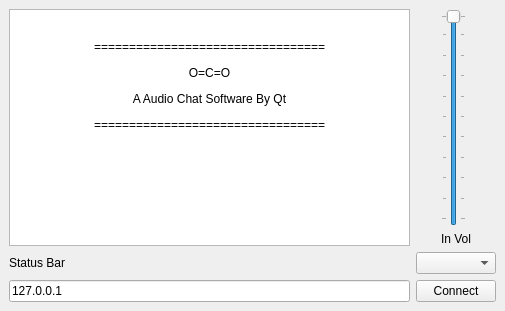
This is mainwindow.ui in haoxingxing/CO2 as Qt 5 draws it before an edit. The edited form follows.
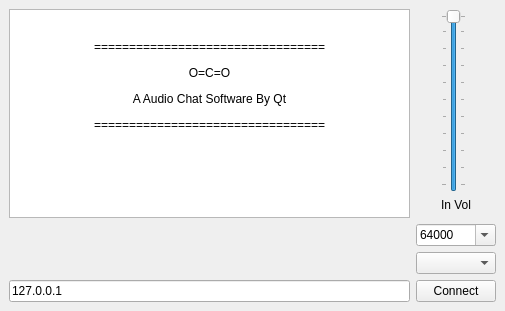
This is the edited form.

```diff
--- a/mainwindow.ui
+++ b/mainwindow.ui
@@ -22,25 +22,10 @@
       </property>
      </widget>
     </item>
-    <item row="0" column="0">
-     <widget class="QTextBrowser" name="textBrowser">
-      <property name="html">
-       <string>&lt;!DOCTYPE HTML PUBLIC &quot;-//W3C//DTD HTML 4.0//EN&quot; &quot;http://www.w3.org/TR/REC-html40/strict.dtd&quot;&gt;
-&lt;html&gt;&lt;head&gt;&lt;meta name=&quot;qrichtext&quot; content=&quot;1&quot; /&gt;&lt;style type=&quot;text/css&quot;&gt;
-p, li { white-space: pre-wrap; }
-&lt;/style&gt;&lt;/head&gt;&lt;body style=&quot; font-family:'SimSun'; font-size:9pt; font-weight:400; font-style:normal;&quot;&gt;
-&lt;p align=&quot;center&quot; style=&quot;-qt-paragraph-type:empty; margin-top:12px; margin-bottom:12px; margin-left:0px; margin-right:0px; -qt-block-indent:0; text-indent:0px;&quot;&gt;&lt;br /&gt;&lt;/p&gt;
-&lt;p align=&quot;center&quot; style=&quot; margin-top:12px; margin-bottom:12px; margin-left:0px; margin-right:0px; -qt-block-indent:0; text-indent:0px;&quot;&gt;=================================&lt;/p&gt;
-&lt;p align=&quot;center&quot; style=&quot; margin-top:12px; margin-bottom:12px; margin-left:0px; margin-right:0px; -qt-block-indent:0; text-indent:0px;&quot;&gt;O=C=O&lt;/p&gt;
-&lt;p align=&quot;center&quot; style=&quot; margin-top:12px; margin-bottom:12px; margin-left:0px; margin-right:0px; -qt-block-indent:0; text-indent:0px;&quot;&gt;A Audio Chat Software By Qt&lt;/p&gt;
-&lt;p align=&quot;center&quot; style=&quot; margin-top:12px; margin-bottom:12px; margin-left:0px; margin-right:0px; -qt-block-indent:0; text-indent:0px;&quot;&gt;=================================&lt;/p&gt;&lt;/body&gt;&lt;/html&gt;</string>
-      </property>
-     </widget>
-    </item>
     <item row="3" column="0">
      <widget class="QLabel" name="label">
       <property name="text">
-       <string>Status Bar</string>
+       <string/>
       </property>
      </widget>
     </item>
@@ -94,6 +79,68 @@
       </property>
      </widget>
     </item>
+    <item row="0" column="0" rowspan="2">
+     <widget class="QTextBrowser" name="textBrowser">
+      <property name="html">
+       <string>&lt;!DOCTYPE HTML PUBLIC &quot;-//W3C//DTD HTML 4.0//EN&quot; &quot;http://www.w3.org/TR/REC-html40/strict.dtd&quot;&gt;
+&lt;html&gt;&lt;head&gt;&lt;meta name=&quot;qrichtext&quot; content=&quot;1&quot; /&gt;&lt;style type=&quot;text/css&quot;&gt;
+p, li { white-space: pre-wrap; }
+&lt;/style&gt;&lt;/head&gt;&lt;body style=&quot; font-family:'SimSun'; font-size:9pt; font-weight:400; font-style:normal;&quot;&gt;
+&lt;p align=&quot;center&quot; style=&quot;-qt-paragraph-type:empty; margin-top:12px; margin-bottom:12px; margin-left:0px; margin-right:0px; -qt-block-indent:0; text-indent:0px;&quot;&gt;&lt;br /&gt;&lt;/p&gt;
+&lt;p align=&quot;center&quot; style=&quot; margin-top:12px; margin-bottom:12px; margin-left:0px; margin-right:0px; -qt-block-indent:0; text-indent:0px;&quot;&gt;=================================&lt;/p&gt;
+&lt;p align=&quot;center&quot; style=&quot; margin-top:12px; margin-bottom:12px; margin-left:0px; margin-right:0px; -qt-block-indent:0; text-indent:0px;&quot;&gt;O=C=O&lt;/p&gt;
+&lt;p align=&quot;center&quot; style=&quot; margin-top:12px; margin-bottom:12px; margin-left:0px; margin-right:0px; -qt-block-indent:0; text-indent:0px;&quot;&gt;A Audio Chat Software By Qt&lt;/p&gt;
+&lt;p align=&quot;center&quot; style=&quot; margin-top:12px; margin-bottom:12px; margin-left:0px; margin-right:0px; -qt-block-indent:0; text-indent:0px;&quot;&gt;=================================&lt;/p&gt;&lt;/body&gt;&lt;/html&gt;</string>
+      </property>
+     </widget>
+    </item>
+    <item row="2" column="0">
+     <widget class="QLabel" name="label_2">
+      <property name="text">
+       <string/>
+      </property>
+     </widget>
+    </item>
+    <item row="2" column="1">
+     <widget class="QComboBox" name="hz">
+      <property name="editable">
+       <bool>true</bool>
+      </property>
+      <property name="currentIndex">
+       <number>2</number>
+      </property>
+      <item>
+       <property name="text">
+        <string>8000</string>
+       </property>
+      </item>
+      <item>
+       <property name="text">
+        <string>32000</string>
+       </property>
+      </item>
+      <item>
+       <property name="text">
+        <string>64000</string>
+       </property>
+      </item>
+      <item>
+       <property name="text">
+        <string>128000</string>
+       </property>
+      </item>
+      <item>
+       <property name="text">
+        <string>256000</string>
+       </property>
+      </item>
+      <item>
+       <property name="text">
+        <string>384000</string>
+       </property>
+      </item>
+     </widget>
+    </item>
    </layout>
   </widget>
  </widget>
```
